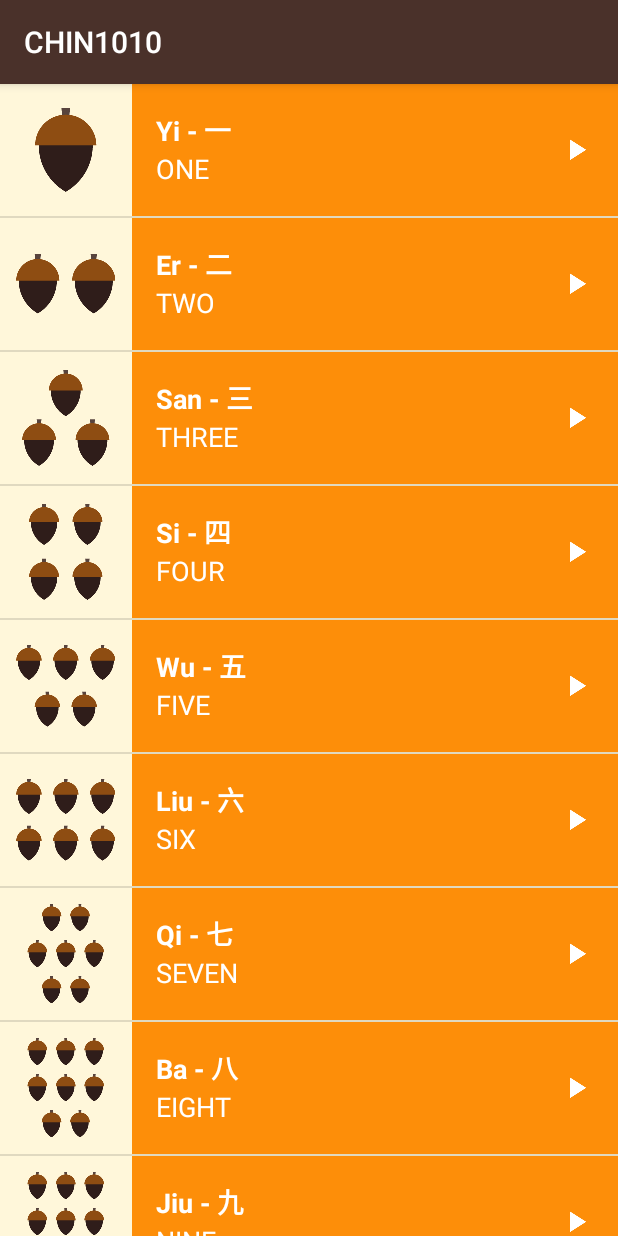
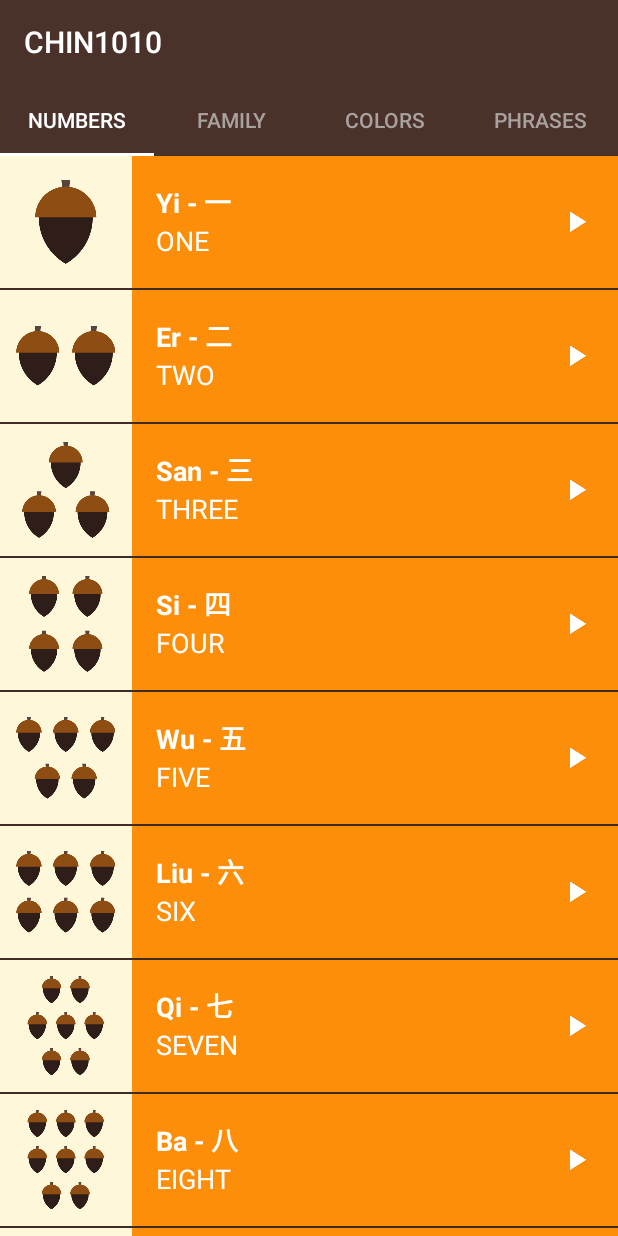
Before and after one commit to CryoliteDev/CHIN1010, an Android app: the screen it shows after launch (MainActivity), on a phone screen of 412 x 824 dp. Run offline under Robolectric (Android 15) with nearby library versions, the phone set to English and light mode, and no system bars.

Commit message:
added tabs

```diff
--- a/app/src/main/java/com/example/chin1010/CategoryAdapter.java
+++ b/app/src/main/java/com/example/chin1010/CategoryAdapter.java
@@ -1,13 +1,19 @@
 package com.example.chin1010;
 
+import android.content.Context;
+
+import androidx.annotation.Nullable;
 import androidx.fragment.app.Fragment;
 import androidx.fragment.app.FragmentManager;
 import androidx.fragment.app.FragmentPagerAdapter;
 
 public class CategoryAdapter extends FragmentPagerAdapter {
 
-    public CategoryAdapter(FragmentManager fragmentManager) {
+    private Context mContext;
+
+    public CategoryAdapter(Context context, FragmentManager fragmentManager) {
         super(fragmentManager);
+        mContext = context;
     }
 
     @Override
@@ -28,4 +34,17 @@ public class CategoryAdapter extends FragmentPagerAdapter {
     public int getCount() {
         return 4;
     }
+
+    @Override
+    public CharSequence getPageTitle(int position) {
+        if (position == 0) {
+            return mContext.getString(R.string.category_numbers);
+        } else if (position == 1) {
+            return mContext.getString(R.string.category_family);
+        } else if (position == 2) {
+            return mContext.getString(R.string.category_colors);
+        }  else {
+            return mContext.getString(R.string.category_phrases);
+        }
+    }
 }
--- a/app/src/main/java/com/example/chin1010/MainActivity.java
+++ b/app/src/main/java/com/example/chin1010/MainActivity.java
@@ -3,11 +3,9 @@ package com.example.chin1010;
 import androidx.appcompat.app.AppCompatActivity;
 import androidx.viewpager.widget.ViewPager;
 
-import android.Manifest;
-import android.content.Intent;
 import android.os.Bundle;
-import android.view.View;
-import android.widget.TextView;
+
+import com.google.android.material.tabs.TabLayout;
 
 public class MainActivity extends AppCompatActivity {
 
@@ -18,9 +16,11 @@ public class MainActivity extends AppCompatActivity {
         setContentView(R.layout.activity_main);
 
         ViewPager viewPager = (ViewPager) findViewById(R.id.viewpager);
-        CategoryAdapter adapter = new CategoryAdapter(getSupportFragmentManager());
+        CategoryAdapter adapter = new CategoryAdapter(this, getSupportFragmentManager());
         viewPager.setAdapter(adapter);
 
+        TabLayout tabLayout = (TabLayout) findViewById(R.id.tabs);
+        tabLayout.setupWithViewPager(viewPager);
 
     }
 }
--- a/app/src/main/res/layout/activity_main.xml
+++ b/app/src/main/res/layout/activity_main.xml
@@ -3,9 +3,16 @@
     xmlns:tools="http://schemas.android.com/tools"
     android:layout_width="match_parent"
     android:layout_height="match_parent"
-    android:background=  "@color/tan_background"
+    xmlns:app="http://schemas.android.com/apk/res-auto"
+    android:background="@color/primary_color"
     android:orientation="vertical"
     tools:context=".MainActivity">
+
+    <com.google.android.material.tabs.TabLayout
+        android:id="@+id/tabs"
+        android:layout_width="match_parent"
+        android:layout_height="wrap_content"
+        style="@style/CategoryTab"/>
 
     <androidx.viewpager.widget.ViewPager
         android:id="@+id/viewpager"
--- a/app/src/main/res/values/strings.xml
+++ b/app/src/main/res/values/strings.xml
@@ -10,8 +10,7 @@
     <string name="category_numbers">Numbers</string>
 
     <!-- Category name for the vocabulary words for family members [CHAR LIMIT=20] -->
-    <string name="category_family">Family Members</string>
-    <!-- TODO: Remove or change this placeholder text -->
-    <string name="hello_blank_fragment">Hello blank fragment</string>
+    <string name="category_family">Family</string>
+
 
 </resources>
--- a/app/src/main/res/values/styles.xml
+++ b/app/src/main/res/values/styles.xml
@@ -3,16 +3,24 @@
     <style name="AppTheme" parent="Theme.AppCompat.Light.DarkActionBar">
         <item name="colorPrimary">@color/primary_color</item>
         <item name="colorPrimaryDark">@color/primary_dark_color</item>
+        <item name="actionBarStyle">@style/AppBarStyle</item>
+        <item name="android:windowContentOverlay">@null</item>
     </style>
 
-    <!-- Style for a category of vocabulary words -->
-    <style name="CategoryStyle">
-        <item name="android:layout_width">match_parent</item>
-        <item name="android:layout_height">@dimen/list_item_height</item>
-        <item name="android:gravity">center_vertical</item>
-        <item name="android:padding">16dp</item>
-        <item name="android:textColor">@android:color/white</item>
-        <item name="android:textStyle">bold</item>
-        <item name="android:textAppearance">?android:textAppearanceMedium</item>
+
+    <style name="AppBarStyle" parent="Widget.AppCompat.Light.ActionBar.Solid.Inverse">
+        <item name="elevation">0dp</item>
+    </style>
+
+    <!-- style for tab -->
+    <style name="CategoryTab" parent="Widget.Design.TabLayout">
+        <item name="tabIndicatorColor">@android:color/white</item>
+        <item name="tabSelectedTextColor">@android:color/white</item>
+        <item name="tabTextAppearance">@style/CategoryTabTextAppearance</item>
+    </style>
+
+    <!-- Text appearance style category tab -->
+    <style name="CategoryTabTextAppearance" parent="TextAppearance.Design.Tab">
+        <item name="android:textColor">#A8A19E</item>
     </style>
 </resources>
```
Also changed, not shown: app/build.gradle (+6 -5 lines).
